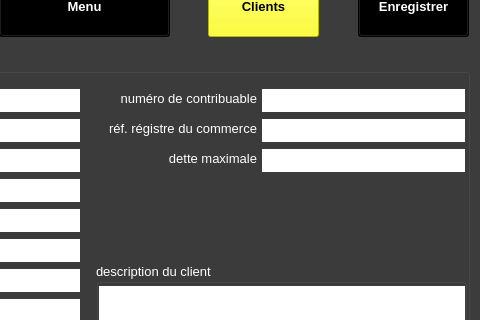
This is ui/yeroth-erp-creer-compte-client-window.ui in xnoumbissinoundou/yeroth-erp-3.0 as Qt 5 draws it before an edit; both pictures show x 319 to 799 and y 95 to 415 of the 799 by 601 pixel window. The edited form follows.
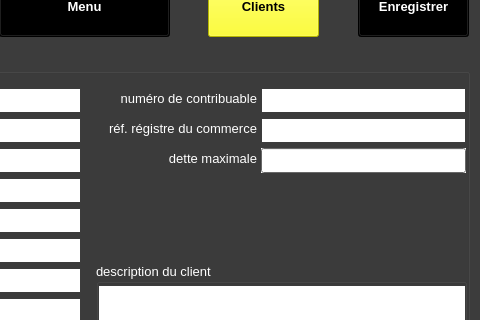
This is the edited form. Icons and pictures are not drawn. Custom widgets are drawn as their Qt base class.

The edit to the form file:
```diff
--- a/ui/yeroth-erp-creer-compte-client-window.ui
+++ b/ui/yeroth-erp-creer-compte-client-window.ui
@@ -7755,496 +7755,6 @@
       <set>Qt::AlignRight|Qt::AlignTrailing|Qt::AlignVCenter</set>
      </property>
     </widget>
-    <widget class="YerothLineEdit" name="lineEdit_compte_client_dette_maximale">
-     <property name="enabled">
-      <bool>true</bool>
-     </property>
-     <property name="geometry">
-      <rect>
-       <x>569</x>
-       <y>95</y>
-       <width>205</width>
-       <height>25</height>
-      </rect>
-     </property>
-     <property name="palette">
-      <palette>
-       <active>
-        <colorrole role="WindowText">
-         <brush brushstyle="SolidPattern">
-          <color alpha="255">
-           <red>0</red>
-           <green>0</green>
-           <blue>0</blue>
-          </color>
-         </brush>
-        </colorrole>
-        <colorrole role="Button">
-         <brush brushstyle="SolidPattern">
-          <color alpha="255">
-           <red>255</red>
-           <green>255</green>
-           <blue>255</blue>
-          </color>
-         </brush>
-        </colorrole>
-        <colorrole role="Light">
-         <brush brushstyle="SolidPattern">
-          <color alpha="255">
-           <red>255</red>
-           <green>255</green>
-           <blue>255</blue>
-          </color>
-         </brush>
-        </colorrole>
-        <colorrole role="Midlight">
-         <brush brushstyle="SolidPattern">
-          <color alpha="255">
-           <red>255</red>
-           <green>255</green>
-           <blue>255</blue>
-          </color>
-         </brush>
-        </colorrole>
-        <colorrole role="Dark">
-         <brush brushstyle="SolidPattern">
-          <color alpha="255">
-           <red>127</red>
-           <green>127</green>
-           <blue>127</blue>
-          </color>
-         </brush>
-        </colorrole>
-        <colorrole role="Mid">
-         <brush brushstyle="SolidPattern">
-          <color alpha="255">
-           <red>170</red>
-           <green>170</green>
-           <blue>170</blue>
-          </color>
-         </brush>
-        </colorrole>
-        <colorrole role="Text">
-         <brush brushstyle="SolidPattern">
-          <color alpha="255">
-           <red>0</red>
-           <green>0</green>
-           <blue>0</blue>
-          </color>
-         </brush>
-        </colorrole>
-        <colorrole role="BrightText">
-         <brush brushstyle="SolidPattern">
-          <color alpha="255">
-           <red>0</red>
-           <green>0</green>
-           <blue>0</blue>
-          </color>
-         </brush>
-        </colorrole>
-        <colorrole role="ButtonText">
-         <brush brushstyle="SolidPattern">
-          <color alpha="255">
-           <red>0</red>
-           <green>0</green>
-           <blue>0</blue>
-          </color>
-         </brush>
-        </colorrole>
-        <colorrole role="Base">
-         <brush brushstyle="SolidPattern">
-          <color alpha="255">
-           <red>255</red>
-           <green>255</green>
-           <blue>255</blue>
-          </color>
-         </brush>
-        </colorrole>
-        <colorrole role="Window">
-         <brush brushstyle="SolidPattern">
-          <color alpha="255">
-           <red>255</red>
-           <green>255</green>
-           <blue>255</blue>
-          </color>
-         </brush>
-        </colorrole>
-        <colorrole role="Shadow">
-         <brush brushstyle="SolidPattern">
-          <color alpha="255">
-           <red>0</red>
-           <green>0</green>
-           <blue>0</blue>
-          </color>
-         </brush>
-        </colorrole>
-        <colorrole role="Highlight">
-         <brush brushstyle="SolidPattern">
-          <color alpha="255">
-           <red>255</red>
-           <green>255</green>
-           <blue>255</blue>
-          </color>
-         </brush>
-        </colorrole>
-        <colorrole role="HighlightedText">
-         <brush brushstyle="SolidPattern">
-          <color alpha="255">
-           <red>2</red>
-           <green>160</green>
-           <blue>70</blue>
-          </color>
-         </brush>
-        </colorrole>
-        <colorrole role="AlternateBase">
-         <brush brushstyle="SolidPattern">
-          <color alpha="255">
-           <red>255</red>
-           <green>255</green>
-           <blue>255</blue>
-          </color>
-         </brush>
-        </colorrole>
-        <colorrole role="ToolTipBase">
-         <brush brushstyle="SolidPattern">
-          <color alpha="255">
-           <red>255</red>
-           <green>255</green>
-           <blue>220</blue>
-          </color>
-         </brush>
-        </colorrole>
-        <colorrole role="ToolTipText">
-         <brush brushstyle="SolidPattern">
-          <color alpha="255">
-           <red>0</red>
-           <green>0</green>
-           <blue>0</blue>
-          </color>
-         </brush>
-        </colorrole>
-       </active>
-       <inactive>
-        <colorrole role="WindowText">
-         <brush brushstyle="SolidPattern">
-          <color alpha="255">
-           <red>0</red>
-           <green>0</green>
-           <blue>0</blue>
-          </color>
-         </brush>
-        </colorrole>
-        <colorrole role="Button">
-         <brush brushstyle="SolidPattern">
-          <color alpha="255">
-           <red>255</red>
-           <green>255</green>
-           <blue>255</blue>
-          </color>
-         </brush>
-        </colorrole>
-        <colorrole role="Light">
-         <brush brushstyle="SolidPattern">
-          <color alpha="255">
-           <red>255</red>
-           <green>255</green>
-           <blue>255</blue>
-          </color>
-         </brush>
-        </colorrole>
-        <colorrole role="Midlight">
-         <brush brushstyle="SolidPattern">
-          <color alpha="255">
-           <red>255</red>
-           <green>255</green>
-           <blue>255</blue>
-          </color>
-         </brush>
-        </colorrole>
-        <colorrole role="Dark">
-         <brush brushstyle="SolidPattern">
-          <color alpha="255">
-           <red>127</red>
-           <green>127</green>
-           <blue>127</blue>
-          </color>
-         </brush>
-        </colorrole>
-        <colorrole role="Mid">
-         <brush brushstyle="SolidPattern">
-          <color alpha="255">
-           <red>170</red>
-           <green>170</green>
-           <blue>170</blue>
-          </color>
-         </brush>
-        </colorrole>
-        <colorrole role="Text">
-         <brush brushstyle="SolidPattern">
-          <color alpha="255">
-           <red>0</red>
-           <green>0</green>
-           <blue>0</blue>
-          </color>
-         </brush>
-        </colorrole>
-        <colorrole role="BrightText">
-         <brush brushstyle="SolidPattern">
-          <color alpha="255">
-           <red>0</red>
-           <green>0</green>
-           <blue>0</blue>
-          </color>
-         </brush>
-        </colorrole>
-        <colorrole role="ButtonText">
-         <brush brushstyle="SolidPattern">
-          <color alpha="255">
-           <red>0</red>
-           <green>0</green>
-           <blue>0</blue>
-          </color>
-         </brush>
-        </colorrole>
-        <colorrole role="Base">
-         <brush brushstyle="SolidPattern">
-          <color alpha="255">
-           <red>255</red>
-           <green>255</green>
-           <blue>255</blue>
-          </color>
-         </brush>
-        </colorrole>
-        <colorrole role="Window">
-         <brush brushstyle="SolidPattern">
-          <color alpha="255">
-           <red>255</red>
-           <green>255</green>
-           <blue>255</blue>
-          </color>
-         </brush>
-        </colorrole>
-        <colorrole role="Shadow">
-         <brush brushstyle="SolidPattern">
-          <color alpha="255">
-           <red>0</red>
-           <green>0</green>
-           <blue>0</blue>
-          </color>
-         </brush>
-        </colorrole>
-        <colorrole role="Highlight">
-         <brush brushstyle="SolidPattern">
-          <color alpha="255">
-           <red>255</red>
-           <green>255</green>
-           <blue>255</blue>
-          </color>
-         </brush>
-        </colorrole>
-        <colorrole role="HighlightedText">
-         <brush brushstyle="SolidPattern">
-          <color alpha="255">
-           <red>2</red>
-           <green>160</green>
-           <blue>70</blue>
-          </color>
-         </brush>
-        </colorrole>
-        <colorrole role="AlternateBase">
-         <brush brushstyle="SolidPattern">
-          <color alpha="255">
-           <red>255</red>
-           <green>255</green>
-           <blue>255</blue>
-          </color>
-         </brush>
-        </colorrole>
-        <colorrole role="ToolTipBase">
-         <brush brushstyle="SolidPattern">
-          <color alpha="255">
-           <red>255</red>
-           <green>255</green>
-           <blue>220</blue>
-          </color>
-         </brush>
-        </colorrole>
-        <colorrole role="ToolTipText">
-         <brush brushstyle="SolidPattern">
-          <color alpha="255">
-           <red>0</red>
-           <green>0</green>
-           <blue>0</blue>
-          </color>
-         </brush>
-        </colorrole>
-       </inactive>
-       <disabled>
-        <colorrole role="WindowText">
-         <brush brushstyle="SolidPattern">
-          <color alpha="255">
-           <red>127</red>
-           <green>127</green>
-           <blue>127</blue>
-          </color>
-         </brush>
-        </colorrole>
-        <colorrole role="Button">
-         <brush brushstyle="SolidPattern">
-          <color alpha="255">
-           <red>255</red>
-           <green>255</green>
-           <blue>255</blue>
-          </color>
-         </brush>
-        </colorrole>
-        <colorrole role="Light">
-         <brush brushstyle="SolidPattern">
-          <color alpha="255">
-           <red>255</red>
-           <green>255</green>
-           <blue>255</blue>
-          </color>
-         </brush>
-        </colorrole>
-        <colorrole role="Midlight">
-         <brush brushstyle="SolidPattern">
-          <color alpha="255">
-           <red>255</red>
-           <green>255</green>
-           <blue>255</blue>
-          </color>
-         </brush>
-        </colorrole>
-        <colorrole role="Dark">
-         <brush brushstyle="SolidPattern">
-          <color alpha="255">
-           <red>127</red>
-           <green>127</green>
-           <blue>127</blue>
-          </color>
-         </brush>
-        </colorrole>
-        <colorrole role="Mid">
-         <brush brushstyle="SolidPattern">
-          <color alpha="255">
-           <red>170</red>
-           <green>170</green>
-           <blue>170</blue>
-          </color>
-         </brush>
-        </colorrole>
-        <colorrole role="Text">
-         <brush brushstyle="SolidPattern">
-          <color alpha="255">
-           <red>127</red>
-           <green>127</green>
-           <blue>127</blue>
-          </color>
-         </brush>
-        </colorrole>
-        <colorrole role="BrightText">
-         <brush brushstyle="SolidPattern">
-          <color alpha="255">
-           <red>0</red>
-           <green>0</green>
-           <blue>0</blue>
-          </color>
-         </brush>
-        </colorrole>
-        <colorrole role="ButtonText">
-         <brush brushstyle="SolidPattern">
-          <color alpha="255">
-           <red>127</red>
-           <green>127</green>
-           <blue>127</blue>
-          </color>
-         </brush>
-        </colorrole>
-        <colorrole role="Base">
-         <brush brushstyle="SolidPattern">
-          <color alpha="255">
-           <red>255</red>
-           <green>255</green>
-           <blue>255</blue>
-          </color>
-         </brush>
-        </colorrole>
-        <colorrole role="Window">
-         <brush brushstyle="SolidPattern">
-          <color alpha="255">
-           <red>255</red>
-           <green>255</green>
-           <blue>255</blue>
-          </color>
-         </brush>
-        </colorrole>
-        <colorrole role="Shadow">
-         <brush brushstyle="SolidPattern">
-          <color alpha="255">
-           <red>0</red>
-           <green>0</green>
-           <blue>0</blue>
-          </color>
-         </brush>
-        </colorrole>
-        <colorrole role="Highlight">
-         <brush brushstyle="SolidPattern">
-          <color alpha="255">
-           <red>145</red>
-           <green>145</green>
-           <blue>145</blue>
-          </color>
-         </brush>
-        </colorrole>
-        <colorrole role="HighlightedText">
-         <brush brushstyle="SolidPattern">
-          <color alpha="255">
-           <red>2</red>
-           <green>160</green>
-           <blue>70</blue>
-          </color>
-         </brush>
-        </colorrole>
-        <colorrole role="AlternateBase">
-         <brush brushstyle="SolidPattern">
-          <color alpha="255">
-           <red>255</red>
-           <green>255</green>
-           <blue>255</blue>
-          </color>
-         </brush>
-        </colorrole>
-        <colorrole role="ToolTipBase">
-         <brush brushstyle="SolidPattern">
-          <color alpha="255">
-           <red>255</red>
-           <green>255</green>
-           <blue>220</blue>
-          </color>
-         </brush>
-        </colorrole>
-        <colorrole role="ToolTipText">
-         <brush brushstyle="SolidPattern">
-          <color alpha="255">
-           <red>0</red>
-           <green>0</green>
-           <blue>0</blue>
-          </color>
-         </brush>
-        </colorrole>
-       </disabled>
-      </palette>
-     </property>
-     <property name="font">
-      <font>
-       <pointsize>10</pointsize>
-      </font>
-     </property>
-     <property name="styleSheet">
-      <string notr="true">border: 1px solid rgb(60, 60, 60);</string>
-     </property>
-    </widget>
     <widget class="QLabel" name="label_compte_client_dette_maximale">
      <property name="geometry">
       <rect>
@@ -10810,6 +10320,441 @@
       <set>Qt::AlignRight|Qt::AlignTrailing|Qt::AlignVCenter</set>
      </property>
     </widget>
+    <widget class="YerothLineEdit" name="lineEdit_compte_client_dette_maximale">
+     <property name="geometry">
+      <rect>
+       <x>569</x>
+       <y>95</y>
+       <width>205</width>
+       <height>25</height>
+      </rect>
+     </property>
+     <property name="palette">
+      <palette>
+       <active>
+        <colorrole role="WindowText">
+         <brush brushstyle="SolidPattern">
+          <color alpha="255">
+           <red>0</red>
+           <green>0</green>
+           <blue>0</blue>
+          </color>
+         </brush>
+        </colorrole>
+        <colorrole role="Button">
+         <brush brushstyle="SolidPattern">
+          <color alpha="255">
+           <red>145</red>
+           <green>145</green>
+           <blue>145</blue>
+          </color>
+         </brush>
+        </colorrole>
+        <colorrole role="Light">
+         <brush brushstyle="SolidPattern">
+          <color alpha="255">
+           <red>218</red>
+           <green>218</green>
+           <blue>218</blue>
+          </color>
+         </brush>
+        </colorrole>
+        <colorrole role="Midlight">
+         <brush brushstyle="SolidPattern">
+          <color alpha="255">
+           <red>181</red>
+           <green>181</green>
+           <blue>181</blue>
+          </color>
+         </brush>
+        </colorrole>
+        <colorrole role="Dark">
+         <brush brushstyle="SolidPattern">
+          <color alpha="255">
+           <red>72</red>
+           <green>72</green>
+           <blue>72</blue>
+          </color>
+         </brush>
+        </colorrole>
+        <colorrole role="Mid">
+         <brush brushstyle="SolidPattern">
+          <color alpha="255">
+           <red>97</red>
+           <green>97</green>
+           <blue>97</blue>
+          </color>
+         </brush>
+        </colorrole>
+        <colorrole role="Text">
+         <brush brushstyle="SolidPattern">
+          <color alpha="255">
+           <red>0</red>
+           <green>0</green>
+           <blue>0</blue>
+          </color>
+         </brush>
+        </colorrole>
+        <colorrole role="BrightText">
+         <brush brushstyle="SolidPattern">
+          <color alpha="255">
+           <red>255</red>
+           <green>255</green>
+           <blue>255</blue>
+          </color>
+         </brush>
+        </colorrole>
+        <colorrole role="ButtonText">
+         <brush brushstyle="SolidPattern">
+          <color alpha="255">
+           <red>0</red>
+           <green>0</green>
+           <blue>0</blue>
+          </color>
+         </brush>
+        </colorrole>
+        <colorrole role="Base">
+         <brush brushstyle="SolidPattern">
+          <color alpha="255">
+           <red>255</red>
+           <green>255</green>
+           <blue>255</blue>
+          </color>
+         </brush>
+        </colorrole>
+        <colorrole role="Window">
+         <brush brushstyle="SolidPattern">
+          <color alpha="255">
+           <red>145</red>
+           <green>145</green>
+           <blue>145</blue>
+          </color>
+         </brush>
+        </colorrole>
+        <colorrole role="Shadow">
+         <brush brushstyle="SolidPattern">
+          <color alpha="255">
+           <red>0</red>
+           <green>0</green>
+           <blue>0</blue>
+          </color>
+         </brush>
+        </colorrole>
+        <colorrole role="AlternateBase">
+         <brush brushstyle="SolidPattern">
+          <color alpha="255">
+           <red>200</red>
+           <green>200</green>
+           <blue>200</blue>
+          </color>
+         </brush>
+        </colorrole>
+        <colorrole role="ToolTipBase">
+         <brush brushstyle="SolidPattern">
+          <color alpha="255">
+           <red>255</red>
+           <green>255</green>
+           <blue>220</blue>
+          </color>
+         </brush>
+        </colorrole>
+        <colorrole role="ToolTipText">
+         <brush brushstyle="SolidPattern">
+          <color alpha="255">
+           <red>0</red>
+           <green>0</green>
+           <blue>0</blue>
+          </color>
+         </brush>
+        </colorrole>
+       </active>
+       <inactive>
+        <colorrole role="WindowText">
+         <brush brushstyle="SolidPattern">
+          <color alpha="255">
+           <red>0</red>
+           <green>0</green>
+           <blue>0</blue>
+          </color>
+         </brush>
+        </colorrole>
+        <colorrole role="Button">
+         <brush brushstyle="SolidPattern">
+          <color alpha="255">
+           <red>145</red>
+           <green>145</green>
+           <blue>145</blue>
+          </color>
+         </brush>
+        </colorrole>
+        <colorrole role="Light">
+         <brush brushstyle="SolidPattern">
+          <color alpha="255">
+           <red>218</red>
+           <green>218</green>
+           <blue>218</blue>
+          </color>
+         </brush>
+        </colorrole>
+        <colorrole role="Midlight">
+         <brush brushstyle="SolidPattern">
+          <color alpha="255">
+           <red>181</red>
+           <green>181</green>
+           <blue>181</blue>
+          </color>
+         </brush>
+        </colorrole>
+        <colorrole role="Dark">
+         <brush brushstyle="SolidPattern">
+          <color alpha="255">
+           <red>72</red>
+           <green>72</green>
+           <blue>72</blue>
+          </color>
+         </brush>
+        </colorrole>
+        <colorrole role="Mid">
+         <brush brushstyle="SolidPattern">
+          <color alpha="255">
+           <red>97</red>
+           <green>97</green>
+           <blue>97</blue>
+          </color>
+         </brush>
+        </colorrole>
+        <colorrole role="Text">
+         <brush brushstyle="SolidPattern">
+          <color alpha="255">
+           <red>0</red>
+           <green>0</green>
+           <blue>0</blue>
+          </color>
+         </brush>
+        </colorrole>
+        <colorrole role="BrightText">
+         <brush brushstyle="SolidPattern">
+          <color alpha="255">
+           <red>255</red>
+           <green>255</green>
+           <blue>255</blue>
+          </color>
+         </brush>
+        </colorrole>
+        <colorrole role="ButtonText">
+         <brush brushstyle="SolidPattern">
+          <color alpha="255">
+           <red>0</red>
+           <green>0</green>
+           <blue>0</blue>
+          </color>
+         </brush>
+        </colorrole>
+        <colorrole role="Base">
+         <brush brushstyle="SolidPattern">
+          <color alpha="255">
+           <red>255</red>
+           <green>255</green>
+           <blue>255</blue>
+          </color>
+         </brush>
+        </colorrole>
+        <colorrole role="Window">
+         <brush brushstyle="SolidPattern">
+          <color alpha="255">
+           <red>145</red>
+           <green>145</green>
+           <blue>145</blue>
+          </color>
+         </brush>
+        </colorrole>
+        <colorrole role="Shadow">
+         <brush brushstyle="SolidPattern">
+          <color alpha="255">
+           <red>0</red>
+           <green>0</green>
+           <blue>0</blue>
+          </color>
+         </brush>
+        </colorrole>
+        <colorrole role="AlternateBase">
+         <brush brushstyle="SolidPattern">
+          <color alpha="255">
+           <red>200</red>
+           <green>200</green>
+           <blue>200</blue>
+          </color>
+         </brush>
+        </colorrole>
+        <colorrole role="ToolTipBase">
+         <brush brushstyle="SolidPattern">
+          <color alpha="255">
+           <red>255</red>
+           <green>255</green>
+           <blue>220</blue>
+          </color>
+         </brush>
+        </colorrole>
+        <colorrole role="ToolTipText">
+         <brush brushstyle="SolidPattern">
+          <color alpha="255">
+           <red>0</red>
+           <green>0</green>
+           <blue>0</blue>
+          </color>
+         </brush>
+        </colorrole>
+       </inactive>
+       <disabled>
+        <colorrole role="WindowText">
+         <brush brushstyle="SolidPattern">
+          <color alpha="255">
+           <red>72</red>
+           <green>72</green>
+           <blue>72</blue>
+          </color>
+         </brush>
+        </colorrole>
+        <colorrole role="Button">
+         <brush brushstyle="SolidPattern">
+          <color alpha="255">
+           <red>145</red>
+           <green>145</green>
+           <blue>145</blue>
+          </color>
+         </brush>
+        </colorrole>
+        <colorrole role="Light">
+         <brush brushstyle="SolidPattern">
+          <color alpha="255">
+           <red>218</red>
+           <green>218</green>
+           <blue>218</blue>
+          </color>
+         </brush>
+        </colorrole>
+        <colorrole role="Midlight">
+         <brush brushstyle="SolidPattern">
+          <color alpha="255">
+           <red>181</red>
+           <green>181</green>
+           <blue>181</blue>
+          </color>
+         </brush>
+        </colorrole>
+        <colorrole role="Dark">
+         <brush brushstyle="SolidPattern">
+          <color alpha="255">
+           <red>72</red>
+           <green>72</green>
+           <blue>72</blue>
+          </color>
+         </brush>
+        </colorrole>
+        <colorrole role="Mid">
+         <brush brushstyle="SolidPattern">
+          <color alpha="255">
+           <red>97</red>
+           <green>97</green>
+           <blue>97</blue>
+          </color>
+         </brush>
+        </colorrole>
+        <colorrole role="Text">
+         <brush brushstyle="SolidPattern">
+          <color alpha="255">
+           <red>72</red>
+           <green>72</green>
+           <blue>72</blue>
+          </color>
+         </brush>
+        </colorrole>
+        <colorrole role="BrightText">
+         <brush brushstyle="SolidPattern">
+          <color alpha="255">
+           <red>255</red>
+           <green>255</green>
+           <blue>255</blue>
+          </color>
+         </brush>
+        </colorrole>
+        <colorrole role="ButtonText">
+         <brush brushstyle="SolidPattern">
+          <color alpha="255">
+           <red>72</red>
+           <green>72</green>
+           <blue>72</blue>
+          </color>
+         </brush>
+        </colorrole>
+        <colorrole role="Base">
+         <brush brushstyle="SolidPattern">
+          <color alpha="255">
+           <red>145</red>
+           <green>145</green>
+           <blue>145</blue>
+          </color>
+         </brush>
+        </colorrole>
+        <colorrole role="Window">
+         <brush brushstyle="SolidPattern">
+          <color alpha="255">
+           <red>145</red>
+           <green>145</green>
+           <blue>145</blue>
+          </color>
+         </brush>
+        </colorrole>
+        <colorrole role="Shadow">
+         <brush brushstyle="SolidPattern">
+          <color alpha="255">
+           <red>0</red>
+           <green>0</green>
+           <blue>0</blue>
+          </color>
+         </brush>
+        </colorrole>
+        <colorrole role="AlternateBase">
+         <brush brushstyle="SolidPattern">
+          <color alpha="255">
+           <red>145</red>
+           <green>145</green>
+           <blue>145</blue>
+          </color>
+         </brush>
+        </colorrole>
+        <colorrole role="ToolTipBase">
+         <brush brushstyle="SolidPattern">
+          <color alpha="255">
+           <red>255</red>
+           <green>255</green>
+           <blue>220</blue>
+          </color>
+         </brush>
+        </colorrole>
+        <colorrole role="ToolTipText">
+         <brush brushstyle="SolidPattern">
+          <color alpha="255">
+           <red>0</red>
+           <green>0</green>
+           <blue>0</blue>
+          </color>
+         </brush>
+        </colorrole>
+       </disabled>
+      </palette>
+     </property>
+     <property name="font">
+      <font>
+       <pointsize>10</pointsize>
+       <weight>75</weight>
+       <bold>true</bold>
+      </font>
+     </property>
+     <property name="autoFillBackground">
+      <bool>true</bool>
+     </property>
+    </widget>
    </widget>
    <widget class="YerothPushButton" name="pushButton_annuler">
     <property name="geometry">
```
Left out of the diff: 1 changed line with no effect on the pictures.
